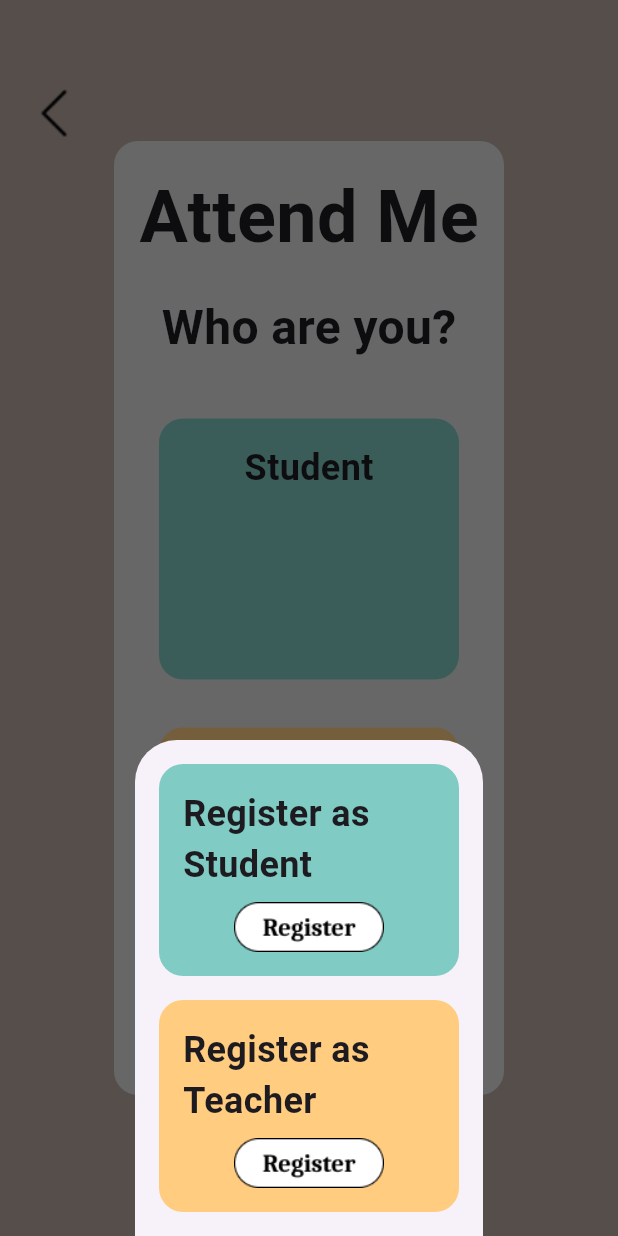
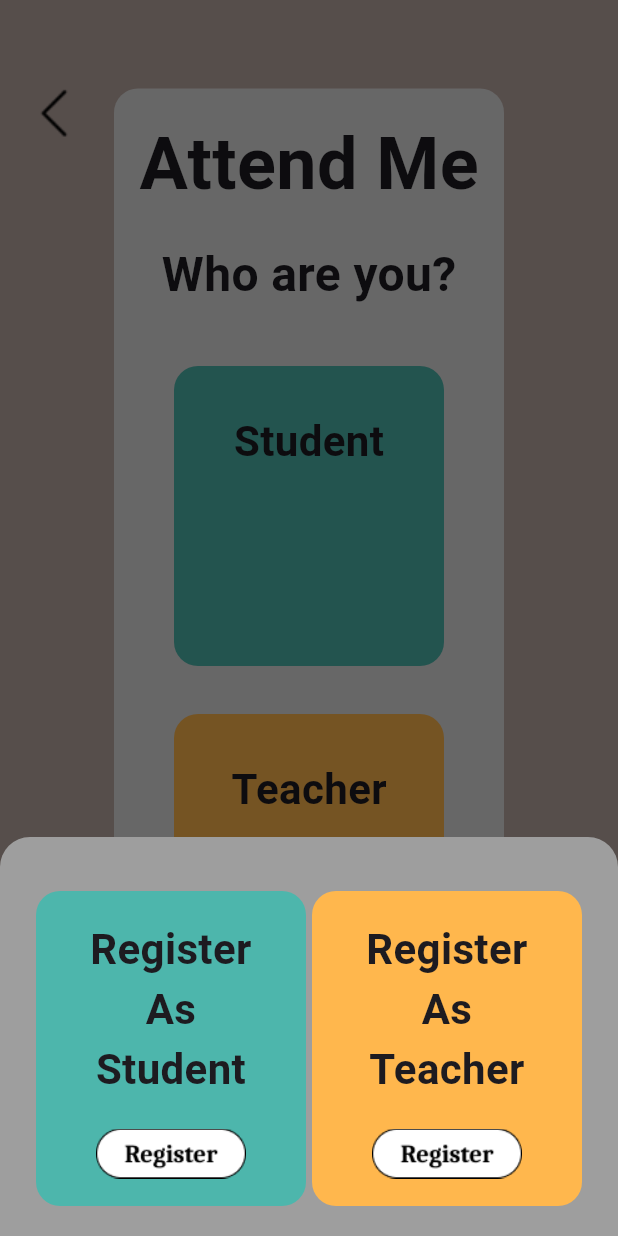
Before and after one commit to NM0000/attendme, a Flutter app: the ChooseOptionScreen screen opened by its route, after a tap on "Don't have an account? Sign up", on a phone screen of 412 x 824 dp. Run offline on Flutter 3.47's test engine with Material 3 defaults, Android fonts, the phone set to English and light mode, and no system bars; our stand-ins replace camera, shared_preferences; accounts and stored records are empty.

Commit message:
choose and yaml

```diff
--- a/frontend/lib/choose_option_screen.dart
+++ b/frontend/lib/choose_option_screen.dart
@@ -43,7 +43,7 @@ class ChooseOptionScreen extends StatelessWidget {
                       const SizedBox(height: 38),
                       OptionButton(
                         text: 'Student',
-                        color: Colors.teal[200]!,
+                        color: Colors.teal[300]!, // Adjusted color
                         imagePath: 'assets/login.png',
                         onTap: () {
                           Navigator.push(
@@ -55,7 +55,7 @@ class ChooseOptionScreen extends StatelessWidget {
                       const SizedBox(height: 32),
                       OptionButton(
                         text: 'Teacher',
-                        color: Colors.orange[200]!,
+                        color: Colors.orange[300]!, // Adjusted color
                         imagePath: 'assets/login.png',
                         onTap: () {
                           Navigator.push(
@@ -64,20 +64,31 @@ class ChooseOptionScreen extends StatelessWidget {
                           );
                         },
                       ),
-                      const SizedBox(height: 32),
+                      const SizedBox(height: 50),
                       GestureDetector(
                         onTap: () {
                           showModalBottomSheet(
                             context: context,
                             builder: (BuildContext context) {
                               return Container(
-                                padding: const EdgeInsets.all(16.0),
+                                padding: const EdgeInsets.all(20.0),
+                                decoration: const BoxDecoration(
+                                  color: Colors.grey,
+                                  borderRadius: BorderRadius.only(
+                                    topLeft: Radius.circular(20.0),
+                                    topRight: Radius.circular(20.0),
+                                  ),
+                                ),
                                 child: Column(
                                   mainAxisSize: MainAxisSize.min,
                                   children: [
+                                    const SizedBox(height: 16),
+                                    Row(
+                                      mainAxisAlignment: MainAxisAlignment.spaceEvenly,
+                                      children: [
                                         OptionButton(
-                                      text: 'Register as Student',
-                                      color: Colors.teal[200]!,
+                                          text: 'Register\nAs\nStudent',
+                                          color: Colors.teal[300]!, // Adjusted color
                                           imagePath: 'assets/register.png',
                                           onTap: () {
                                             Navigator.push(
@@ -87,11 +98,13 @@ class ChooseOptionScreen extends StatelessWidget {
                                                       const StudentRegisterScreen()),
                                             );
                                           },
+                                          textAlign: TextAlign.center,
+                                          heightIncrease: 0.05,
+                                          imageSize: 100,
                                         ),
-                                    const SizedBox(height: 16),
                                         OptionButton(
-                                      text: 'Register as Teacher',
-                                      color: Colors.orange[200]!,
+                                          text: 'Register\nAs\nTeacher',
+                                          color: Colors.orange[300]!, // Adjusted color
                                           imagePath: 'assets/register.png',
                                           onTap: () {
                                             Navigator.push(
@@ -101,6 +114,11 @@ class ChooseOptionScreen extends StatelessWidget {
                                                       const TeacherRegisterScreen()),
                                             );
                                           },
+                                          textAlign: TextAlign.center,
+                                          heightIncrease: 0.05,
+                                          imageSize: 100,
+                                        ),
+                                      ],
                                     ),
                                   ],
                                 ),
@@ -145,12 +163,18 @@ class OptionButton extends StatelessWidget {
   final Color color;
   final String imagePath;
   final VoidCallback onTap;
+  final TextAlign textAlign;
+  final double heightIncrease;
+  final double imageSize;
 
   const OptionButton({
     required this.text,
     required this.color,
     required this.imagePath,
     required this.onTap,
+    this.textAlign = TextAlign.left,
+    this.heightIncrease = 0,
+    this.imageSize = 80,
     super.key,
   });
 
@@ -159,25 +183,28 @@ class OptionButton extends StatelessWidget {
     return GestureDetector(
       onTap: onTap,
       child: Container(
-        width: 200,
+        width: 180,
+        height: 200 * (1 + heightIncrease), // Increased height by 5%
         padding: const EdgeInsets.all(16.0),
         decoration: BoxDecoration(
           color: color,
           borderRadius: BorderRadius.circular(16.0),
         ),
         child: Column(
+          mainAxisAlignment: MainAxisAlignment.center,
           children: [
             Text(
               text,
+              textAlign: textAlign,
               style: const TextStyle(
-                fontSize: 24,
+                fontSize: 28,
                 fontWeight: FontWeight.bold,
               ),
             ),
-            const SizedBox(height: 8),
+            const SizedBox(height: 20),
             Image.asset(
               imagePath,
-              width: 100,
+              width: imageSize, // Increased image size
             ),
           ],
         ),
--- a/frontend/pubspec.yaml
+++ b/frontend/pubspec.yaml
@@ -12,10 +12,9 @@ dependencies:
   image_picker: ^0.8.5+3
   camera: ^0.10.0+2
   logging: ^1.0.2
+  http: ^0.13.4
   shared_preferences: ^2.0.15
   intl: ^0.18.0
-  http: ^0.13.3
-
 
 dev_dependencies:
   flutter_test:
```
Lines whose indentation alone changed are shown as unchanged.
